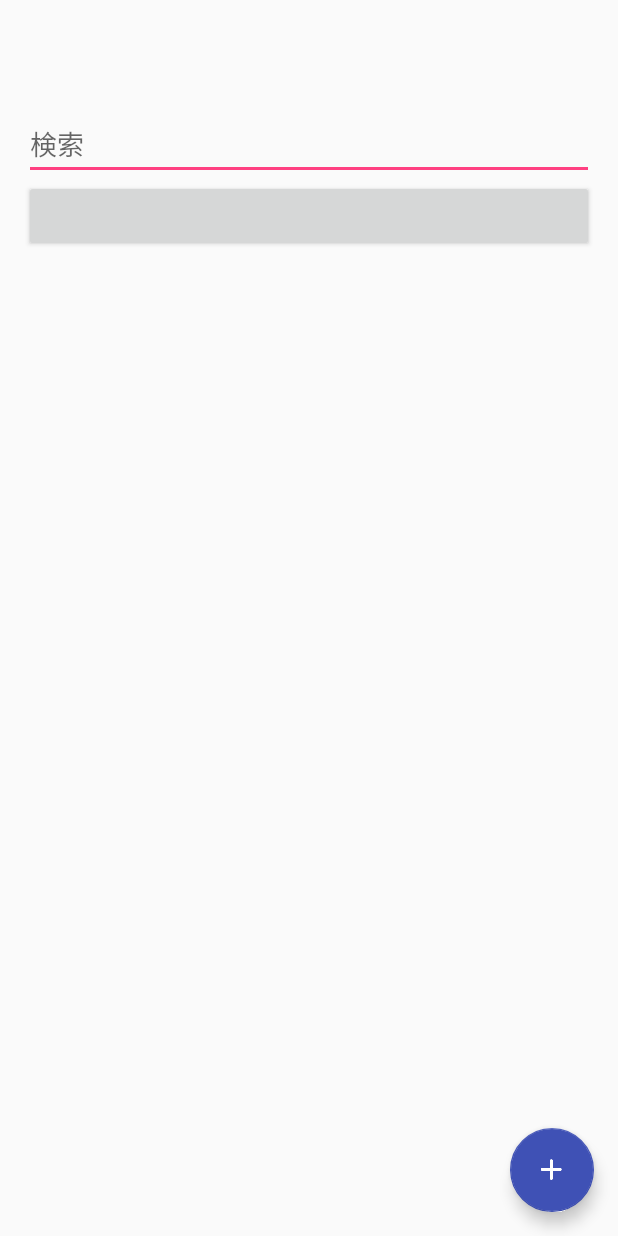
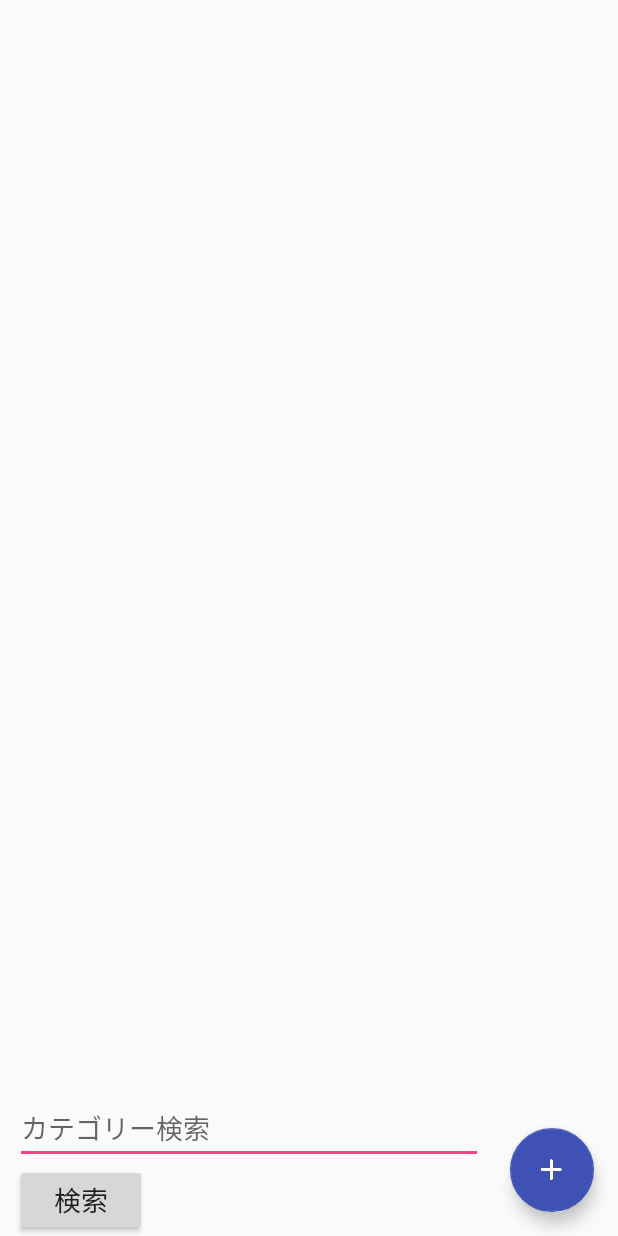
Before and after one commit to MinaruM/TaskApp, an Android app: the layout activity_main.xml on its own in the app's theme, with its tools: preview values and no code run, on a phone screen of 412 x 824 dp. Run offline under Robolectric (Android 15) with nearby library versions, the phone set to English and light mode, and no system bars.

Commit message:
assignment submission

```diff
--- a/app/src/main/res/layout/activity_main.xml
+++ b/app/src/main/res/layout/activity_main.xml
@@ -8,44 +8,38 @@
     android:fitsSystemWindows="true"
     tools:context=".MainActivity">
 
-    <LinearLayout
-        xmlns:android="http://schemas.android.com/apk/res/android"
+    <ListView
+        android:id="@+id/listView1"
         android:layout_width="match_parent"
         android:layout_height="match_parent"
-        android:orientation="vertical">
+        android:layout_marginBottom="100dp"/>
 
     <RelativeLayout
-        xmlns:android="http://schemas.android.com/apk/res/android"
-        xmlns:app="http://schemas.android.com/apk/res-auto"
-        xmlns:tools="http://schemas.android.com/tools"
-        android:layout_width="match_parent"
-        android:layout_height="match_parent"
-        android:paddingBottom="16dp"
-        android:paddingLeft="16dp"
-        android:paddingRight="16dp"
-        android:paddingTop="16dp"
-        app:layout_behavior="@string/appbar_scrolling_view_behavior"
+        android:layout_width="wrap_content"
+        android:layout_height="wrap_content"
+        android:layout_gravity="bottom"
+        android:layout_marginLeft="10dp"
+        android:layout_marginRight="90dp"
         tools:context=".InputActivity"
         tools:showIn="@layout/activity_input">
+
         <EditText
-            android:id="@+id/search"
+            android:id="@+id/search_item"
             android:layout_width="match_parent"
             android:layout_height="wrap_content"
-            android:hint="検索"/>
+            android:hint="カテゴリー検索"
+            android:focusable="true"
+            android:focusableInTouchMode="true" />
+            <requestFocus />
 
         <Button
             android:id="@+id/search_button"
-            android:layout_width="match_parent"
+            android:layout_width="wrap_content"
             android:layout_height="wrap_content"
-            android:layout_below="@id/search"/>
+            android:layout_below="@id/search_item"
+            android:textSize="8pt"
+            android:text="検索"/>
     </RelativeLayout>
-
-    <ListView
-        android:id="@+id/listView1"
-        android:layout_width="match_parent"
-        android:layout_height="match_parent"/>
-
-    </LinearLayout>
 
     <android.support.design.widget.FloatingActionButton
         android:id="@+id/fab"
@@ -56,5 +50,4 @@
         android:src="@drawable/plus"
         app:backgroundTint="@color/colorPrimary"/>
 
-
 </android.support.design.widget.CoordinatorLayout>
```
